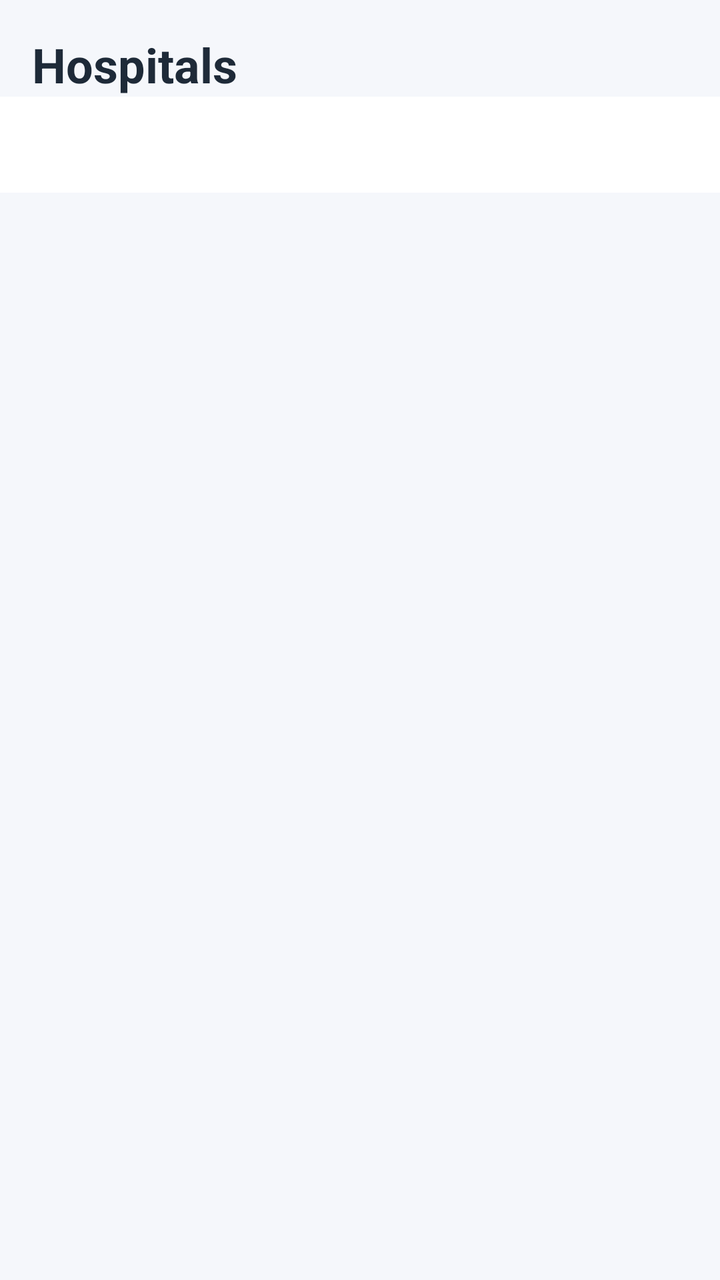
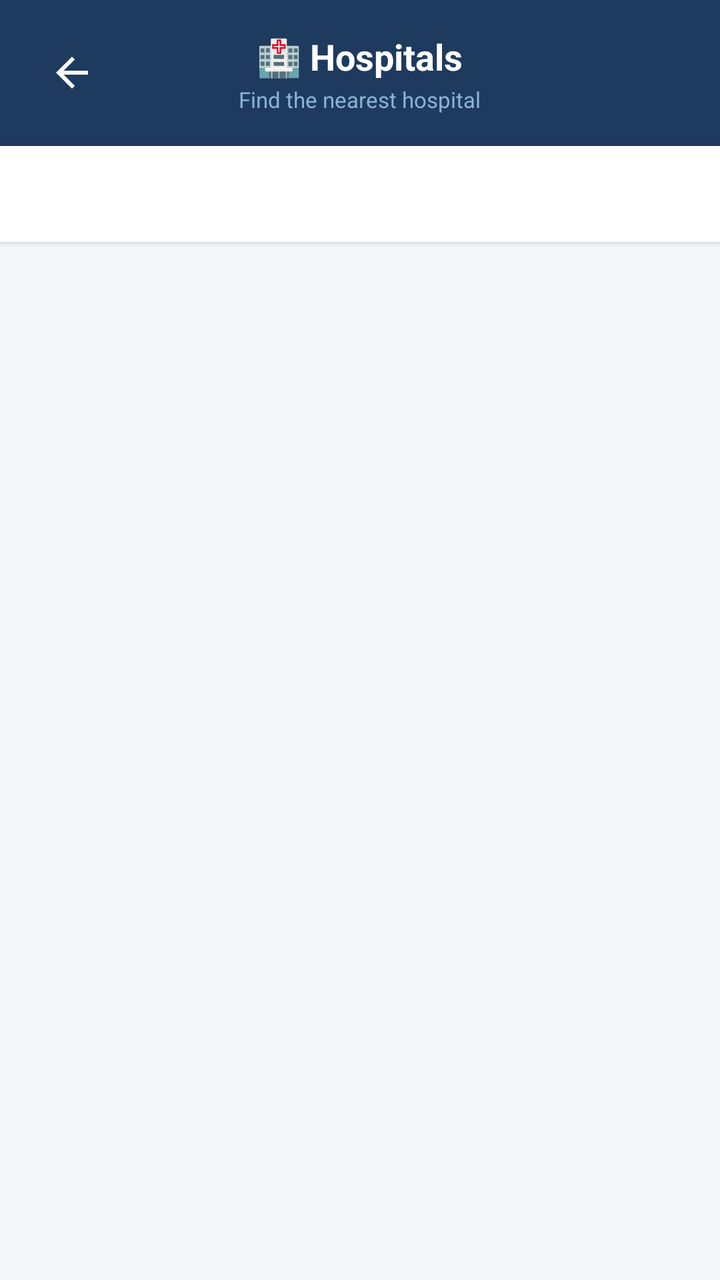

Two renders of the same Android screen: before a commit and after it. Below are the layout's source before the change and the commit's diff.
<!-- AndroidManifest.xml: application theme Theme.Crises -->
<!-- res/layout/activity_hospitals.xml -->
<?xml version="1.0" encoding="utf-8"?>
<androidx.constraintlayout.widget.ConstraintLayout
    xmlns:android="http://schemas.android.com/apk/res/android"
    xmlns:app="http://schemas.android.com/apk/res-auto"
    android:layout_width="match_parent"
    android:layout_height="match_parent"
    android:background="#F5F7FB">

    <TextView
        android:id="@+id/titleHospitals"
        android:layout_width="wrap_content"
        android:layout_height="wrap_content"
        android:text="Hospitals"
        android:textSize="24sp"
        android:textStyle="bold"
        android:textColor="#1E2A38"
        android:layout_margin="16dp"
        app:layout_constraintTop_toTopOf="parent"
        app:layout_constraintStart_toStartOf="parent"/>

    <com.google.android.material.tabs.TabLayout
        android:id="@+id/statusTabLayout"
        android:layout_width="0dp"
        android:layout_height="wrap_content"
        android:background="#FFFFFF"
        app:tabTextColor="#777777"
        app:tabSelectedTextColor="#4CAF50"
        app:tabIndicatorColor="#4CAF50"
        app:tabMode="fixed"
        app:layout_constraintTop_toBottomOf="@id/titleHospitals"
        app:layout_constraintStart_toStartOf="parent"
        app:layout_constraintEnd_toEndOf="parent"/>

    <androidx.recyclerview.widget.RecyclerView
        android:id="@+id/hospitalRecycler"
        android:layout_width="0dp"
        android:layout_height="0dp"
        android:padding="8dp"
        app:layout_constraintTop_toBottomOf="@id/statusTabLayout"
        app:layout_constraintBottom_toBottomOf="parent"
        app:layout_constraintStart_toStartOf="parent"
        app:layout_constraintEnd_toEndOf="parent"/>

</androidx.constraintlayout.widget.ConstraintLayout>
<!-- resources referenced by this layout -->
<resources>
  <style name="Theme.Crises" parent="Base.Theme.Crises" />
  <style name="Base.Theme.Crises" parent="Theme.Material3.DayNight.NoActionBar">
  
      </style>
</resources>

<!-- the commit's change to res/layout/activity_hospitals.xml (unified diff, before → after) -->
@@ -1,44 +1,80 @@
 <?xml version="1.0" encoding="utf-8"?>
-<androidx.constraintlayout.widget.ConstraintLayout
+<LinearLayout
     xmlns:android="http://schemas.android.com/apk/res/android"
     xmlns:app="http://schemas.android.com/apk/res-auto"
     android:layout_width="match_parent"
     android:layout_height="match_parent"
-    android:background="#F5F7FB">
+    android:orientation="vertical"
+    android:background="#F5F7FB"
+    android:fitsSystemWindows="true">
 
-    <TextView
-        android:id="@+id/titleHospitals"
-        android:layout_width="wrap_content"
+    
+    <RelativeLayout
+        android:layout_width="match_parent"
         android:layout_height="wrap_content"
-        android:text="Hospitals"
-        android:textSize="24sp"
-        android:textStyle="bold"
-        android:textColor="#1E2A38"
-        android:layout_margin="16dp"
-        app:layout_constraintTop_toTopOf="parent"
-        app:layout_constraintStart_toStartOf="parent"/>
+        android:background="#1E3A5F"
+        android:paddingStart="16dp"
+        android:paddingEnd="16dp"
+        android:paddingTop="16dp"
+        android:paddingBottom="16dp">
 
+        <ImageButton
+            android:id="@+id/btnBack"
+            android:layout_width="40dp"
+            android:layout_height="40dp"
+            android:layout_centerVertical="true"
+            android:layout_alignParentStart="true"
+            android:background="?attr/selectableItemBackgroundBorderless"
+            android:src="@drawable/ic_arrow_back"
+            android:contentDescription="Back"
+            app:tint="#FFFFFF" />
+
+        <LinearLayout
+            android:layout_width="wrap_content"
+            android:layout_height="wrap_content"
+            android:layout_centerInParent="true"
+            android:orientation="vertical"
+            android:gravity="center">
+
+            <TextView
+                android:layout_width="wrap_content"
+                android:layout_height="wrap_content"
+                android:text="🏥 Hospitals"
+                android:textColor="#FFFFFF"
+                android:textSize="18sp"
+                android:textStyle="bold" />
+
+            <TextView
+                android:layout_width="wrap_content"
+                android:layout_height="wrap_content"
+                android:text="Find the nearest hospital"
+                android:textColor="#8AB4D4"
+                android:textSize="11sp"
+                android:layout_marginTop="2dp" />
+        </LinearLayout>
+
+    </RelativeLayout>
+
+    
     <com.google.android.material.tabs.TabLayout
         android:id="@+id/statusTabLayout"
-        android:layout_width="0dp"
+        android:layout_width="match_parent"
         android:layout_height="wrap_content"
         android:background="#FFFFFF"
+        android:elevation="2dp"
         app:tabTextColor="#777777"
-        app:tabSelectedTextColor="#4CAF50"
-        app:tabIndicatorColor="#4CAF50"
+        app:tabSelectedTextColor="#1E3A5F"
+        app:tabIndicatorColor="#1E3A5F"
         app:tabMode="fixed"
-        app:layout_constraintTop_toBottomOf="@id/titleHospitals"
-        app:layout_constraintStart_toStartOf="parent"
-        app:layout_constraintEnd_toEndOf="parent"/>
+        app:tabRippleColor="@null" />
 
+    
     <androidx.recyclerview.widget.RecyclerView
         android:id="@+id/hospitalRecycler"
-        android:layout_width="0dp"
+        android:layout_width="match_parent"
         android:layout_height="0dp"
+        android:layout_weight="1"
         android:padding="8dp"
-        app:layout_constraintTop_toBottomOf="@id/statusTabLayout"
-        app:layout_constraintBottom_toBottomOf="parent"
-        app:layout_constraintStart_toStartOf="parent"
-        app:layout_constraintEnd_toEndOf="parent"/>
+        android:clipToPadding="false" />
 
-</androidx.constraintlayout.widget.ConstraintLayout>
+</LinearLayout>
<!-- resource entries referenced after the edit -->
@@ -1,5 +1,15 @@
 <!-- resources referenced by this layout -->
 <resources>
+  <!-- drawable ic_arrow_back (drawable) -->
+  <vector xmlns:android="http://schemas.android.com/apk/res/android"
+      android:width="24dp"
+      android:height="24dp"
+      android:viewportWidth="24"
+      android:viewportHeight="24">
+      <path
+          android:fillColor="#FF000000"
+          android:pathData="M20,11H7.83l5.59,-5.59L12,4l-8,8 8,8 1.41,-1.41L7.83,13H20v-2z"/>
+  </vector>
   <style name="Theme.Crises" parent="Base.Theme.Crises" />
   <style name="Base.Theme.Crises" parent="Theme.Material3.DayNight.NoActionBar">
   
